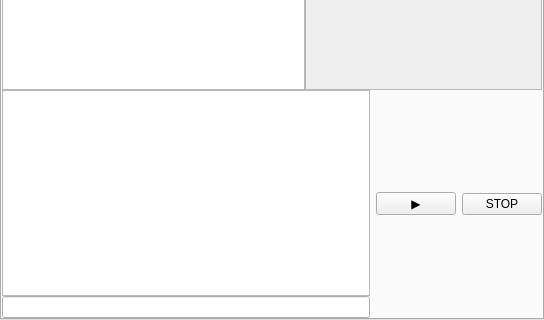
First picture: the form in applications/ecsms/mainwindow.ui, repository Lawyar/ecsms, before the edit; both pictures show x 0 to 544 and y 159 to 479 of the 544 by 479 pixel window.
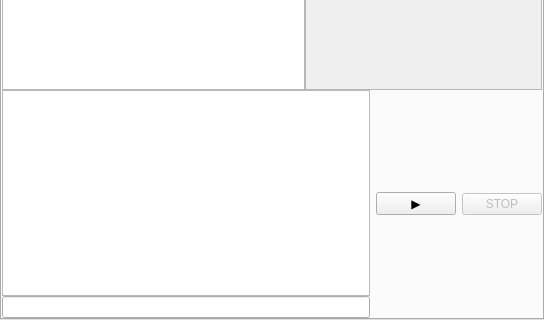
Second picture: the form after the edit. The open tabs and pages were chosen to show the change. Icons and pictures are not drawn. Custom widgets are drawn as their Qt base class.

Commit message: add stop for pipeline

The edit to the form file:
```diff
--- a/applications/ecsms/mainwindow.ui
+++ b/applications/ecsms/mainwindow.ui
@@ -396,6 +396,9 @@
             </item>
             <item>
              <widget class="QPushButton" name="pushButton_stopPipeline">
+              <property name="enabled">
+               <bool>false</bool>
+              </property>
               <property name="text">
                <string>STOP</string>
               </property>
```
Left out of the diff: 6 changed lines with no effect on the pictures. The commit also changes 2 other files.
